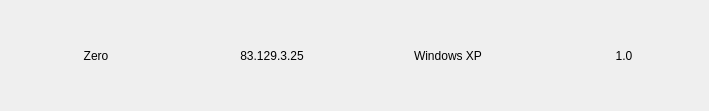
First picture: the form in client/gui/iteminfo.ui, repository hryuk/stealth, before the edit.
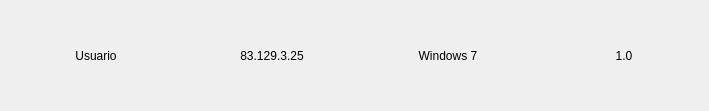
Second picture: the form after the edit.

Diff of the .ui file:
```diff
--- a/client/gui/iteminfo.ui
+++ b/client/gui/iteminfo.ui
@@ -54,7 +54,7 @@
         <string notr="true"/>
        </property>
        <property name="text">
-        <string>Zero</string>
+        <string>Usuario</string>
        </property>
        <property name="alignment">
         <set>Qt::AlignCenter</set>
@@ -64,7 +64,7 @@
      <item row="0" column="2">
       <widget class="QLabel" name="label_3">
        <property name="text">
-        <string>Windows XP</string>
+        <string>Windows 7</string>
        </property>
        <property name="alignment">
         <set>Qt::AlignCenter</set>
```
